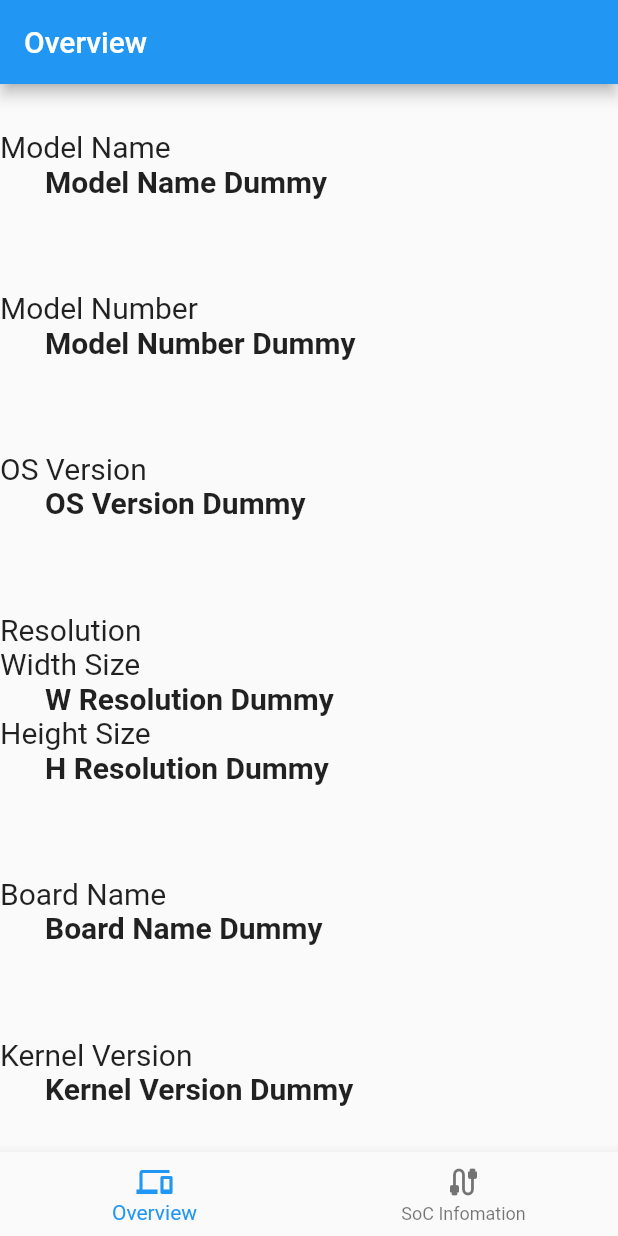
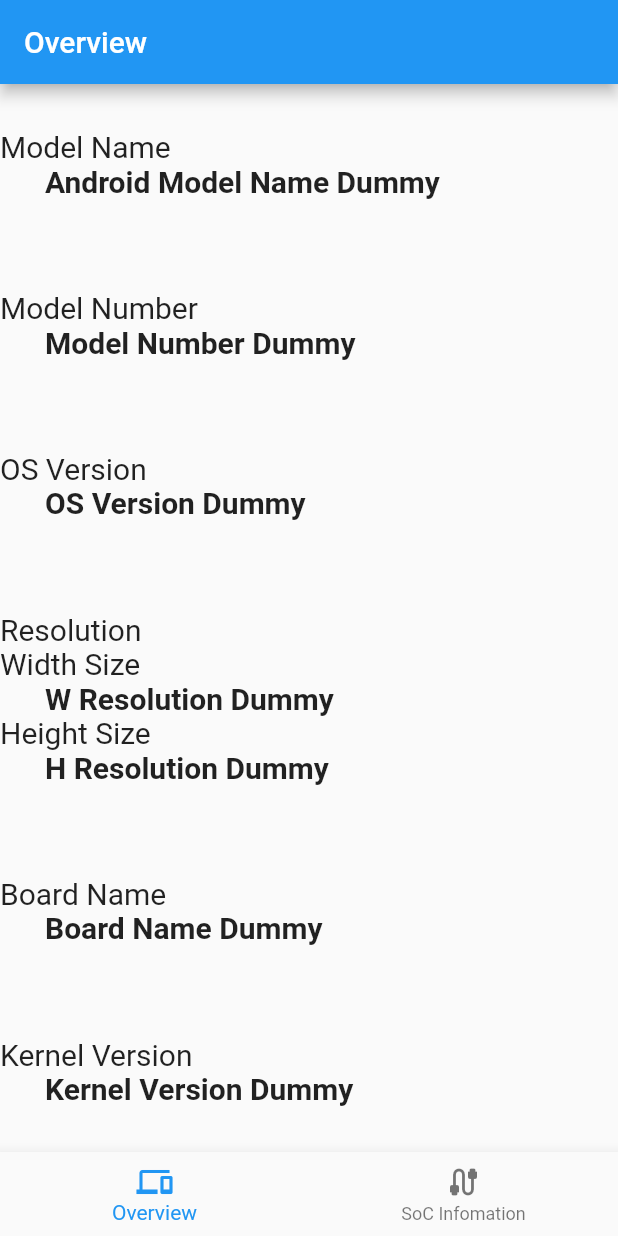
Before and after one commit to CoreNion/Flutter_DeviceInfo, a Flutter app: the screen it shows after launch, on a phone screen of 412 x 824 dp. Run offline on Flutter 3.47's test engine with Material 2 defaults, Android fonts, the phone set to English and light mode, and no system bars.

Commit message:
値取得のコードファイル/クラスをOS別に分割

```diff
--- a/lib/getinfo.dart
+++ b/lib/getinfo.dart
@@ -1,53 +1,135 @@
+import 'dart:io';
+import 'getinfo_platform/ios.dart';
+import 'getinfo_platform/android.dart';
+
 class GetDeviceInfo {
   static String modelName() {
-    return "Model Name Dummy";
+    if (Platform.isAndroid) {
+      return GetDroidDeviceInfo.modelName();
+    } else if (Platform.isIOS) {
+      return GetiDeviceInfo.modelName();
+    } else {
+      return "Unsupported OS";
+    }
   }
 
   static String modelNumber() {
-    return "Model Number Dummy";
+    if (Platform.isAndroid) {
+      return GetDroidDeviceInfo.modelNumber();
+    } else if (Platform.isIOS) {
+      return GetiDeviceInfo.modelNumber();
+    } else {
+      return "Unsupported OS";
+    }
   }
 
   static String osVersion() {
-    return "OS Version Dummy";
+    if (Platform.isAndroid) {
+      return GetDroidDeviceInfo.osVersion();
+    } else if (Platform.isIOS) {
+      return GetiDeviceInfo.osVersion();
+    } else {
+      return "Unsupported OS";
+    }
   }
 
   static String widthResolution() {
-    return "W Resolution Dummy";
+    if (Platform.isAndroid) {
+      return GetDroidDeviceInfo.widthResolution();
+    } else if (Platform.isIOS) {
+      return GetiDeviceInfo.widthResolution();
+    } else {
+      return "Unsupported OS";
+    }
   }
 
   static String heightResolution() {
-    return "H Resolution Dummy";
+    if (Platform.isAndroid) {
+      return GetDroidDeviceInfo.heightResolution();
+    } else if (Platform.isIOS) {
+      return GetiDeviceInfo.heightResolution();
+    } else {
+      return "Unsupported OS";
+    }
   }
 
   static String boardName() {
-    return "Board Name Dummy";
+    if (Platform.isAndroid) {
+      return GetDroidDeviceInfo.boardName();
+    } else if (Platform.isIOS) {
+      return GetiDeviceInfo.boardName();
+    } else {
+      return "Unsupported OS";
+    }
   }
 
   static String kernelVersion() {
-    return "Kernel Version Dummy";
+    if (Platform.isAndroid) {
+      return GetDroidDeviceInfo.kernelVersion();
+    } else if (Platform.isIOS) {
+      return GetiDeviceInfo.kernelVersion();
+    } else {
+      return "Unsupported OS";
+    }
   }
 
   static String cpuName() {
-    return "CPU Name Dummy";
+    if (Platform.isAndroid) {
+      return GetDroidDeviceInfo.cpuName();
+    } else if (Platform.isIOS) {
+      return GetiDeviceInfo.cpuName();
+    } else {
+      return "Unsupported OS";
+    }
   }
 
   static String cpuArch() {
-    return "CPU Arch Dummy";
+    if (Platform.isAndroid) {
+      return GetDroidDeviceInfo.cpuArch();
+    } else if (Platform.isIOS) {
+      return GetiDeviceInfo.cpuArch();
+    } else {
+      return "Unsupported OS";
+    }
   }
 
   static String cpuCores() {
-    return "CPU Cores Dummy";
+    if (Platform.isAndroid) {
+      return GetDroidDeviceInfo.cpuCores();
+    } else if (Platform.isIOS) {
+      return GetiDeviceInfo.cpuCores();
+    } else {
+      return "Unsupported OS";
+    }
   }
 
   static String chipID() {
-    return "Chip ID Dummy";
+    if (Platform.isAndroid) {
+      return GetDroidDeviceInfo.chipID();
+    } else if (Platform.isIOS) {
+      return GetiDeviceInfo.chipID();
+    } else {
+      return "Unsupported OS";
+    }
   }
 
   static String totalMemoryMB() {
-    return "Total Memory Dummy MB";
+    if (Platform.isAndroid) {
+      return GetDroidDeviceInfo.totalMemoryMB();
+    } else if (Platform.isIOS) {
+      return GetiDeviceInfo.totalMemoryMB();
+    } else {
+      return "Unsupported OS";
+    }
   }
 
   static String gpuName() {
-    return "GPU Name Dummy";
+    if (Platform.isAndroid) {
+      return GetDroidDeviceInfo.gpuName();
+    } else if (Platform.isIOS) {
+      return GetiDeviceInfo.gpuName();
+    } else {
+      return "Unsupported OS";
+    }
   }
 }
--- /dev/null
+++ b/lib/getinfo_platform/android.dart
@@ -0,0 +1,53 @@
+class GetDroidDeviceInfo {
+  static String modelName() {
+    return "Android Model Name Dummy";
+  }
+
+  static String modelNumber() {
+    return "Model Number Dummy";
+  }
+
+  static String osVersion() {
+    return "OS Version Dummy";
+  }
+
+  static String widthResolution() {
+    return "W Resolution Dummy";
+  }
+
+  static String heightResolution() {
+    return "H Resolution Dummy";
+  }
+
+  static String boardName() {
+    return "Board Name Dummy";
+  }
+
+  static String kernelVersion() {
+    return "Kernel Version Dummy";
+  }
+
+  static String cpuName() {
+    return "CPU Name Dummy";
+  }
+
+  static String cpuArch() {
+    return "CPU Arch Dummy";
+  }
+
+  static String cpuCores() {
+    return "CPU Cores Dummy";
+  }
+
+  static String chipID() {
+    return "Chip ID Dummy";
+  }
+
+  static String totalMemoryMB() {
+    return "Total Memory Dummy MB";
+  }
+
+  static String gpuName() {
+    return "GPU Name Dummy";
+  }
+}
--- /dev/null
+++ b/lib/getinfo_platform/ios.dart
@@ -0,0 +1,53 @@
+class GetiDeviceInfo {
+  static String modelName() {
+    return "iOS Model Name Dummy";
+  }
+
+  static String modelNumber() {
+    return "Model Number Dummy";
+  }
+
+  static String osVersion() {
+    return "OS Version Dummy";
+  }
+
+  static String widthResolution() {
+    return "W Resolution Dummy";
+  }
+
+  static String heightResolution() {
+    return "H Resolution Dummy";
+  }
+
+  static String boardName() {
+    return "Board Name Dummy";
+  }
+
+  static String kernelVersion() {
+    return "Kernel Version Dummy";
+  }
+
+  static String cpuName() {
+    return "CPU Name Dummy";
+  }
+
+  static String cpuArch() {
+    return "CPU Arch Dummy";
+  }
+
+  static String cpuCores() {
+    return "CPU Cores Dummy";
+  }
+
+  static String chipID() {
+    return "Chip ID Dummy";
+  }
+
+  static String totalMemoryMB() {
+    return "Total Memory Dummy MB";
+  }
+
+  static String gpuName() {
+    return "GPU Name Dummy";
+  }
+}
```
